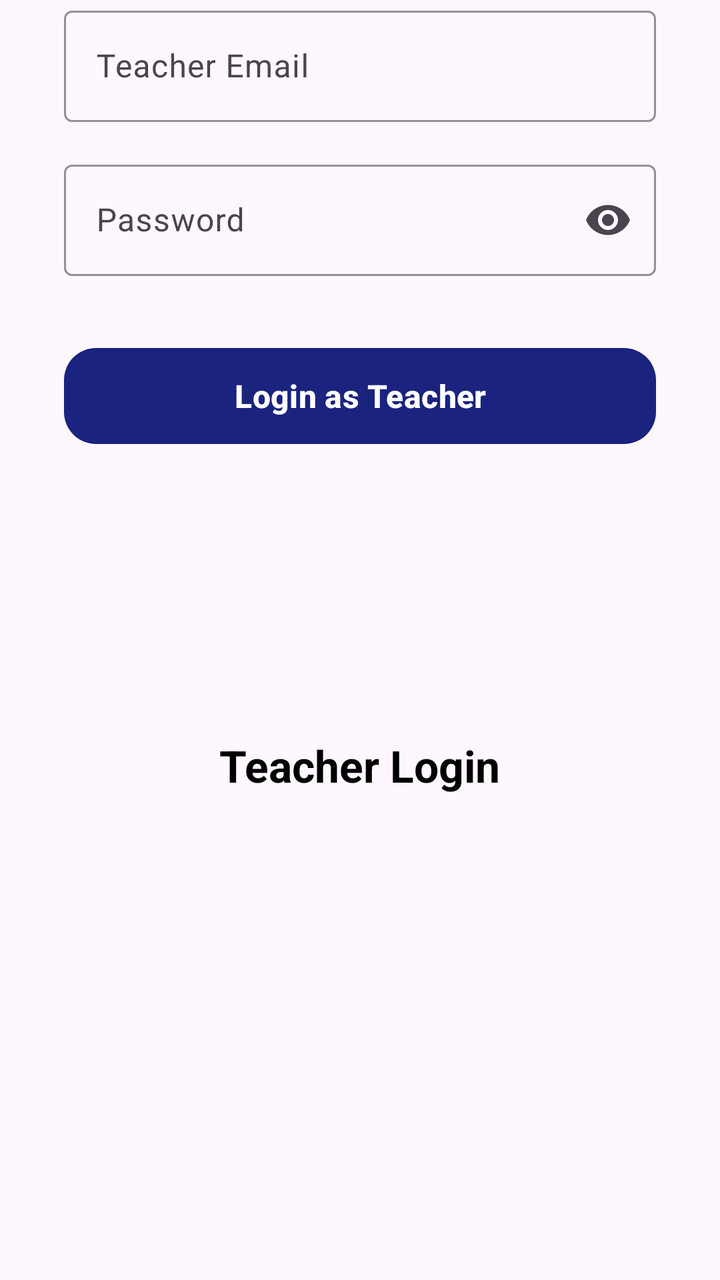
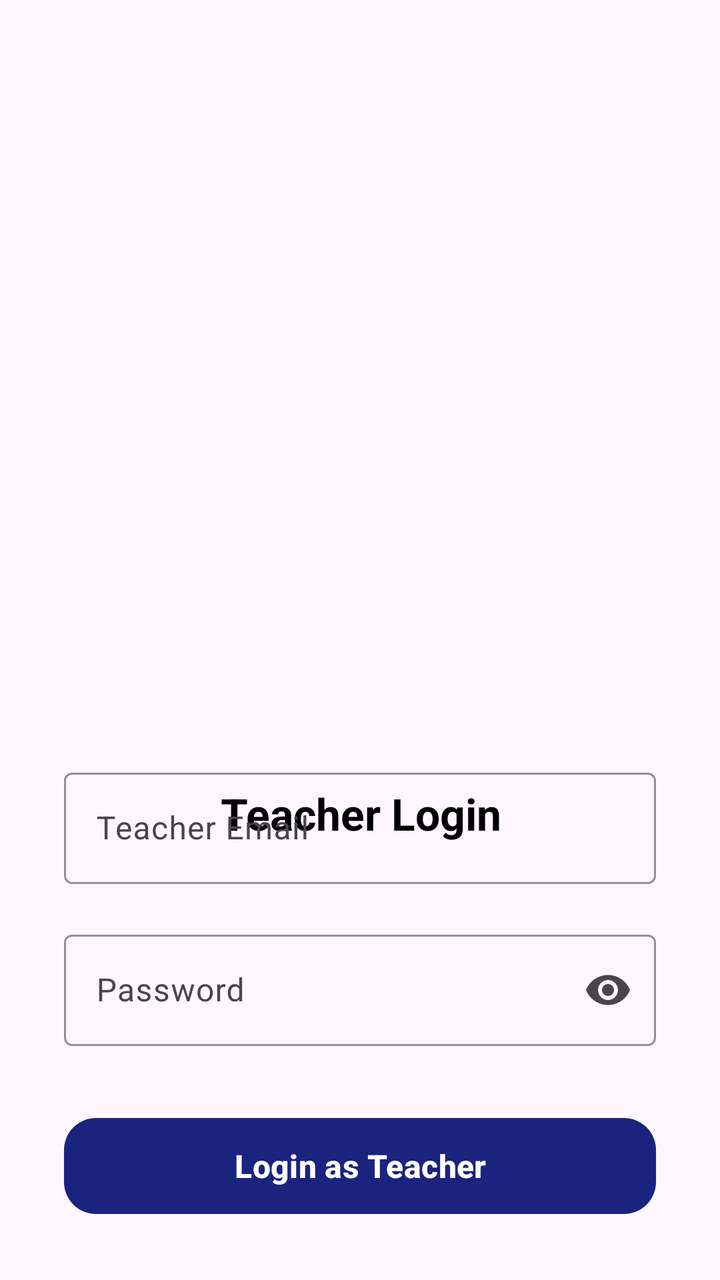

Two renders of the same Android screen: before a commit and after it. Below are the layout's source before the change and the commit's diff.
<!-- AndroidManifest.xml: application theme Theme.KRMUNexus -->
<!-- res/layout/fragment_teacher_login.xml -->
<?xml version="1.0" encoding="utf-8"?>
<androidx.constraintlayout.widget.ConstraintLayout
    xmlns:android="http://schemas.android.com/apk/res/android"
    xmlns:app="http://schemas.android.com/apk/res-auto"
    xmlns:tools="http://schemas.android.com/tools"
    android:layout_width="match_parent"
    android:layout_height="match_parent">

    <com.google.android.material.button.MaterialButton
        android:id="@+id/btnLoginTeacher"
        android:layout_width="0dp"
        android:layout_height="56dp"
        android:layout_margin="32dp"
        android:layout_marginTop="28dp"
        android:text="Login as Teacher"
        android:textAllCaps="false"
        android:textSize="16sp"
        android:textStyle="bold"
        app:cornerRadius="16dp"
        app:layout_constraintEnd_toEndOf="parent"
        app:layout_constraintStart_toStartOf="parent"
        app:layout_constraintTop_toBottomOf="@id/teacherPasswordLayout" />

    <com.google.android.material.textfield.TextInputLayout
        android:id="@+id/teacherPasswordLayout"
        style="@style/Widget.Material3.TextInputLayout.OutlinedBox"
        android:layout_width="0dp"
        android:layout_height="wrap_content"
        android:layout_marginHorizontal="32dp"
        android:layout_marginTop="16dp"
        android:hint="Password"
        app:boxStrokeColor="@android:color/white"
        app:endIconMode="password_toggle"
        app:hintTextColor="@android:color/white"
        app:layout_constraintEnd_toEndOf="parent"
        app:layout_constraintStart_toStartOf="parent"
        app:layout_constraintTop_toBottomOf="@id/teacherEmailLayout">

        <com.google.android.material.textfield.TextInputEditText
            android:id="@+id/etTeacherPassword"
            android:layout_width="match_parent"
            android:layout_height="wrap_content"
            android:inputType="textPassword"
            android:textColor="@android:color/white" />
    </com.google.android.material.textfield.TextInputLayout>

    <TextView
        android:id="@+id/title"
        android:layout_width="wrap_content"
        android:layout_height="wrap_content"
        android:layout_marginTop="368dp"
        android:text="Teacher Login"
        android:textColor="@color/black"
        android:textSize="22sp"
        android:textStyle="bold"
        app:layout_constraintEnd_toEndOf="parent"
        app:layout_constraintStart_toStartOf="parent"
        app:layout_constraintTop_toTopOf="parent" />

    <com.google.android.material.textfield.TextInputLayout
        android:id="@+id/teacherEmailLayout"
        style="@style/Widget.Material3.TextInputLayout.OutlinedBox"
        android:layout_width="0dp"
        android:layout_height="wrap_content"
        android:layout_marginHorizontal="32dp"
        android:hint="Teacher Email"
        app:boxStrokeColor="@android:color/white"
        app:hintTextColor="@android:color/white"
        app:layout_constraintEnd_toEndOf="parent"
        app:layout_constraintStart_toStartOf="parent"
        tools:layout_editor_absoluteY="424dp">

        <com.google.android.material.textfield.TextInputEditText
            android:id="@+id/etTeacherEmail"
            android:layout_width="match_parent"
            android:layout_height="wrap_content"
            android:inputType="textEmailAddress"
            android:textColor="@android:color/white" />
    </com.google.android.material.textfield.TextInputLayout>

</androidx.constraintlayout.widget.ConstraintLayout>
<!-- resources referenced by this layout -->
<resources>
  <color name="black">#FF000000</color>
  <style name="Theme.KRMUNexus" parent="Theme.Material3.DayNight.NoActionBar">
          <item name="colorPrimary">#1A237E</item>
          <item name="colorOnPrimary">#FFFFFF</item>
  
          <item name="android:statusBarColor">?attr/colorPrimary</item>
      </style>
</resources>

<!-- the commit's change to res/layout/fragment_teacher_login.xml (unified diff, before → after) -->
@@ -11,7 +11,7 @@
         android:layout_width="0dp"
         android:layout_height="56dp"
         android:layout_margin="32dp"
-        android:layout_marginTop="28dp"
+        android:layout_marginTop="32dp"
         android:text="Login as Teacher"
         android:textAllCaps="false"
         android:textSize="16sp"
@@ -21,13 +21,50 @@
         app:layout_constraintStart_toStartOf="parent"
         app:layout_constraintTop_toBottomOf="@id/teacherPasswordLayout" />
 
+    <TextView
+        android:id="@+id/title"
+        android:layout_width="wrap_content"
+        android:layout_height="wrap_content"
+        android:layout_marginTop="392dp"
+        android:text="Teacher Login"
+        android:textColor="@color/black"
+        android:textSize="22sp"
+        android:textStyle="bold"
+        app:layout_constraintEnd_toEndOf="parent"
+        app:layout_constraintHorizontal_bias="0.503"
+        app:layout_constraintStart_toStartOf="parent"
+        app:layout_constraintTop_toTopOf="parent" />
+
+    <com.google.android.material.textfield.TextInputLayout
+        android:id="@+id/teacherEmailLayout"
+        style="@style/Widget.Material3.TextInputLayout.OutlinedBox"
+        android:layout_width="0dp"
+        android:layout_height="wrap_content"
+        android:layout_marginHorizontal="32dp"
+        android:hint="Teacher Email"
+        app:boxStrokeColor="@android:color/white"
+        app:hintTextColor="@android:color/white"
+        app:layout_constraintBottom_toBottomOf="parent"
+        app:layout_constraintEnd_toEndOf="parent"
+        app:layout_constraintStart_toStartOf="parent"
+        app:layout_constraintTop_toTopOf="parent"
+        app:layout_constraintVertical_bias="0.658">
+
+        <com.google.android.material.textfield.TextInputEditText
+            android:id="@+id/etTeacherEmail"
+            android:layout_width="match_parent"
+            android:layout_height="wrap_content"
+            android:inputType="textEmailAddress"
+            android:textColor="@android:color/white" />
+    </com.google.android.material.textfield.TextInputLayout>
+
     <com.google.android.material.textfield.TextInputLayout
         android:id="@+id/teacherPasswordLayout"
         style="@style/Widget.Material3.TextInputLayout.OutlinedBox"
         android:layout_width="0dp"
         android:layout_height="wrap_content"
         android:layout_marginHorizontal="32dp"
-        android:layout_marginTop="16dp"
+        android:layout_marginTop="20dp"
         android:hint="Password"
         app:boxStrokeColor="@android:color/white"
         app:endIconMode="password_toggle"
@@ -44,38 +81,4 @@
             android:textColor="@android:color/white" />
     </com.google.android.material.textfield.TextInputLayout>
 
-    <TextView
-        android:id="@+id/title"
-        android:layout_width="wrap_content"
-        android:layout_height="wrap_content"
-        android:layout_marginTop="368dp"
-        android:text="Teacher Login"
-        android:textColor="@color/black"
-        android:textSize="22sp"
-        android:textStyle="bold"
-        app:layout_constraintEnd_toEndOf="parent"
-        app:layout_constraintStart_toStartOf="parent"
-        app:layout_constraintTop_toTopOf="parent" />
-
-    <com.google.android.material.textfield.TextInputLayout
-        android:id="@+id/teacherEmailLayout"
-        style="@style/Widget.Material3.TextInputLayout.OutlinedBox"
-        android:layout_width="0dp"
-        android:layout_height="wrap_content"
-        android:layout_marginHorizontal="32dp"
-        android:hint="Teacher Email"
-        app:boxStrokeColor="@android:color/white"
-        app:hintTextColor="@android:color/white"
-        app:layout_constraintEnd_toEndOf="parent"
-        app:layout_constraintStart_toStartOf="parent"
-        tools:layout_editor_absoluteY="424dp">
-
-        <com.google.android.material.textfield.TextInputEditText
-            android:id="@+id/etTeacherEmail"
-            android:layout_width="match_parent"
-            android:layout_height="wrap_content"
-            android:inputType="textEmailAddress"
-            android:textColor="@android:color/white" />
-    </com.google.android.material.textfield.TextInputLayout>
-
 </androidx.constraintlayout.widget.ConstraintLayout>
